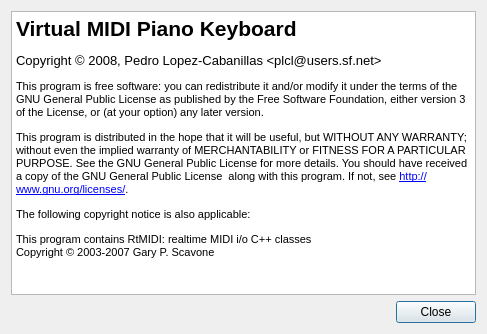
Old version of the form trunk/src/about.ui in the repository svn2github/vmpk.
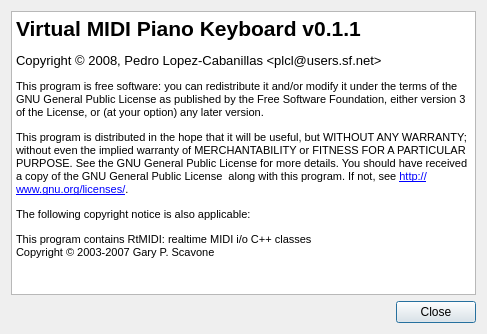
New version of the form.

What changed in the file:
```diff
--- a/trunk/src/about.ui
+++ b/trunk/src/about.ui
@@ -22,15 +22,16 @@
       <bool>true</bool>
      </property>
      <property name="html" >
-      <string>&lt;html>&lt;head>&lt;meta name="qrichtext" content="1" />&lt;style type="text/css">
+      <string>&lt;!DOCTYPE HTML PUBLIC "-//W3C//DTD HTML 4.0//EN" "http://www.w3.org/TR/REC-html40/strict.dtd">
+&lt;html>&lt;head>&lt;meta name="qrichtext" content="1" />&lt;style type="text/css">
 p, li { white-space: pre-wrap; }
-&lt;/style>&lt;/head>&lt;body style=" font-family:'Sans Serif'; font-size:9pt; font-weight:400; font-style:normal;">
-&lt;p style=" margin-top:12px; margin-bottom:12px; margin-left:0px; margin-right:0px; -qt-block-indent:0; text-indent:0px; font-size:8pt;">&lt;span style=" font-size:16pt; font-weight:600;">Virtual MIDI Piano Keyboard&lt;/span>&lt;/p>
-&lt;p style=" margin-top:12px; margin-bottom:12px; margin-left:0px; margin-right:0px; -qt-block-indent:0; text-indent:0px; font-size:8pt;">&lt;span style=" font-size:10pt;">Copyright © 2008, Pedro Lopez-Cabanillas &amp;lt;plcl@users.sf.net&amp;gt;&lt;/span>&lt;/p>
-&lt;p style=" margin-top:12px; margin-bottom:12px; margin-left:0px; margin-right:0px; -qt-block-indent:0; text-indent:0px; font-size:8pt;">This program is free software: you can redistribute it and/or modify it under the terms of the GNU General Public License as published by the Free Software Foundation, either version 3 of the License, or (at your option) any later version.&lt;/p>
-&lt;p style=" margin-top:12px; margin-bottom:12px; margin-left:0px; margin-right:0px; -qt-block-indent:0; text-indent:0px; font-size:8pt;">This program is distributed in the hope that it will be useful, but WITHOUT ANY WARRANTY;  without even the implied warranty of MERCHANTABILITY or FITNESS FOR A PARTICULAR PURPOSE. See the GNU General Public License for more details. You should have received a copy of the GNU General Public License  along with this program. If not, see &lt;a href="http://www.gnu.org/licenses/">&lt;span style=" text-decoration: underline; color:#0000ff;">http://www.gnu.org/licenses/&lt;/span>&lt;/a>.&lt;/p>
-&lt;p style=" margin-top:12px; margin-bottom:12px; margin-left:0px; margin-right:0px; -qt-block-indent:0; text-indent:0px; font-size:8pt;">The following copyright notice is also applicable:&lt;/p>
-&lt;p style=" margin-top:12px; margin-bottom:12px; margin-left:0px; margin-right:0px; -qt-block-indent:0; text-indent:0px; font-size:8pt;">This program contains RtMIDI: realtime MIDI i/o C++ classes&lt;br />Copyright © 2003-2007 Gary P. Scavone&lt;/p>&lt;/body>&lt;/html></string>
+&lt;/style>&lt;/head>&lt;body style=" font-family:'MS Shell Dlg 2'; font-size:8.25pt; font-weight:400; font-style:normal;">
+&lt;p style=" margin-top:12px; margin-bottom:12px; margin-left:0px; margin-right:0px; -qt-block-indent:0; text-indent:0px; font-family:'Sans Serif'; font-size:8pt;">&lt;span style=" font-size:16pt; font-weight:600;">Virtual MIDI Piano Keyboard v0.1.1&lt;/span>&lt;/p>
+&lt;p style=" margin-top:12px; margin-bottom:12px; margin-left:0px; margin-right:0px; -qt-block-indent:0; text-indent:0px; font-family:'Sans Serif'; font-size:8pt;">&lt;span style=" font-size:10pt;">Copyright © 2008, Pedro Lopez-Cabanillas &amp;lt;plcl@users.sf.net&amp;gt;&lt;/span>&lt;/p>
+&lt;p style=" margin-top:12px; margin-bottom:12px; margin-left:0px; margin-right:0px; -qt-block-indent:0; text-indent:0px; font-family:'Sans Serif'; font-size:8pt;">This program is free software: you can redistribute it and/or modify it under the terms of the GNU General Public License as published by the Free Software Foundation, either version 3 of the License, or (at your option) any later version.&lt;/p>
+&lt;p style=" margin-top:12px; margin-bottom:12px; margin-left:0px; margin-right:0px; -qt-block-indent:0; text-indent:0px; font-family:'Sans Serif'; font-size:8pt;">This program is distributed in the hope that it will be useful, but WITHOUT ANY WARRANTY;  without even the implied warranty of MERCHANTABILITY or FITNESS FOR A PARTICULAR PURPOSE. See the GNU General Public License for more details. You should have received a copy of the GNU General Public License  along with this program. If not, see &lt;a href="http://www.gnu.org/licenses/">&lt;span style=" text-decoration: underline; color:#0000ff;">http://www.gnu.org/licenses/&lt;/span>&lt;/a>.&lt;/p>
+&lt;p style=" margin-top:12px; margin-bottom:12px; margin-left:0px; margin-right:0px; -qt-block-indent:0; text-indent:0px; font-family:'Sans Serif'; font-size:8pt;">The following copyright notice is also applicable:&lt;/p>
+&lt;p style=" margin-top:12px; margin-bottom:12px; margin-left:0px; margin-right:0px; -qt-block-indent:0; text-indent:0px; font-family:'Sans Serif'; font-size:8pt;">This program contains RtMIDI: realtime MIDI i/o C++ classes&lt;br />Copyright © 2003-2007 Gary P. Scavone&lt;/p>&lt;/body>&lt;/html></string>
      </property>
      <property name="openExternalLinks" >
       <bool>true</bool>
```
